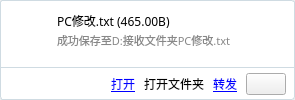
Above: chatmessage/chatItemMsgFile/ChatItemMsgFile.ui from dyj095/bubbleChat before the change. Below: the same form after it.
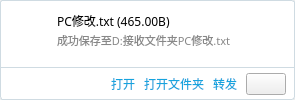
That is the form after the change. Icons and pictures are not drawn.

Commit message:
QLabel添加样式
QLabel添加样式

Patch:
```diff
--- a/chatmessage/chatItemMsgFile/ChatItemMsgFile.ui
+++ b/chatmessage/chatItemMsgFile/ChatItemMsgFile.ui
@@ -205,17 +205,17 @@
          <item>
           <widget class="QLabel" name="label">
            <property name="styleSheet">
-            <string notr="true">color: rgb(45, 173, 225);</string>
+            <string notr="true">QLable:hover{text-decoration: underline;}</string>
            </property>
            <property name="text">
-            <string>&lt;a href=&quot;http://www.baidu.com&quot;&gt;打开&lt;/a&gt;</string>
+            <string>&lt;style&gt;a{text-decoration: none;}&lt;/style&gt;&lt;a style='color: #16A4DE;' href=&quot;http://www.baidu.com&quot;&gt;打开&lt;/a&gt;</string>
            </property>
           </widget>
          </item>
          <item>
           <widget class="QLabel" name="label_2">
            <property name="text">
-            <string>打开文件夹</string>
+            <string>&lt;style&gt;a{text-decoration: none;}&lt;/style&gt;&lt;a style='color: #16A4DE;' href=&quot;http://www.baidu.com&quot;&gt;打开文件夹&lt;/a&gt;</string>
            </property>
           </widget>
          </item>
@@ -225,7 +225,7 @@
             <string notr="true">color: rgb(45, 173, 225);</string>
            </property>
            <property name="text">
-            <string>&lt;html&gt;&lt;head/&gt;&lt;body&gt;&lt;p&gt;&lt;a href=&quot;http://www.baidu.com&quot;&gt;&lt;span style=&quot; text-decoration: underline; color:#0000ff;&quot;&gt;转发&lt;/span&gt;&lt;/a&gt;&lt;/p&gt;&lt;/body&gt;&lt;/html&gt;</string>
+            <string>&lt;style&gt;a{text-decoration: none;}&lt;/style&gt;&lt;a style='color: #16A4DE;' href=&quot;http://www.baidu.com&quot;&gt;转发&lt;/a&gt;</string>
            </property>
           </widget>
          </item>
```
Left out of the diff: 6 changed lines with no effect on the pictures. The commit also changes 2 other files.
